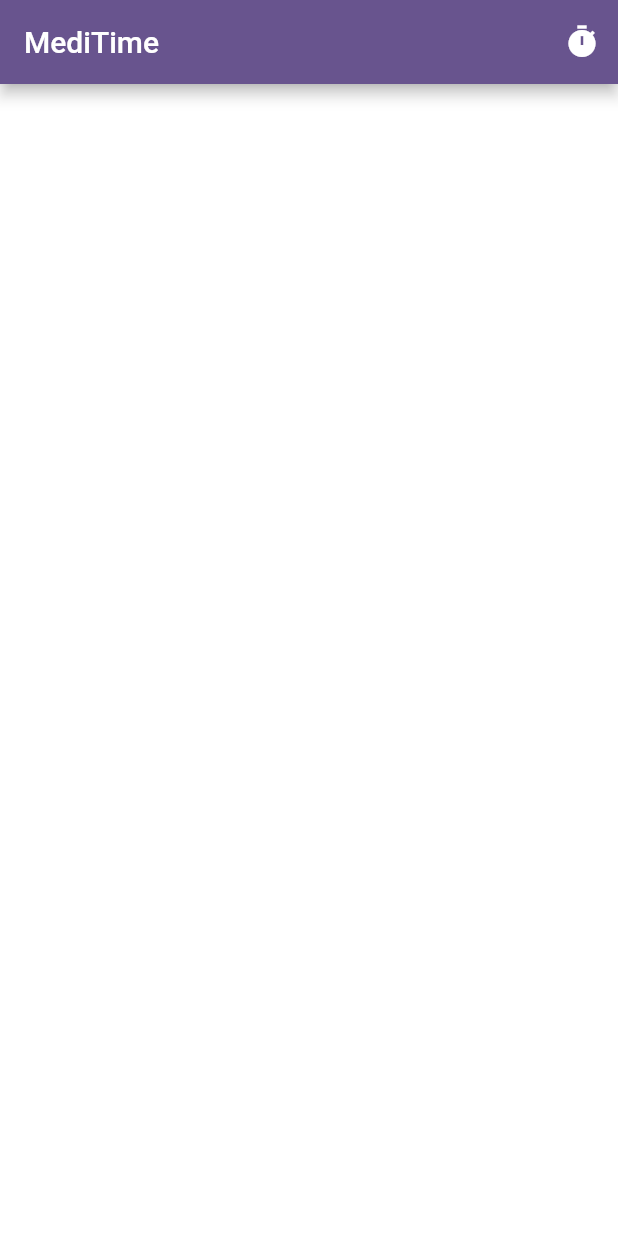
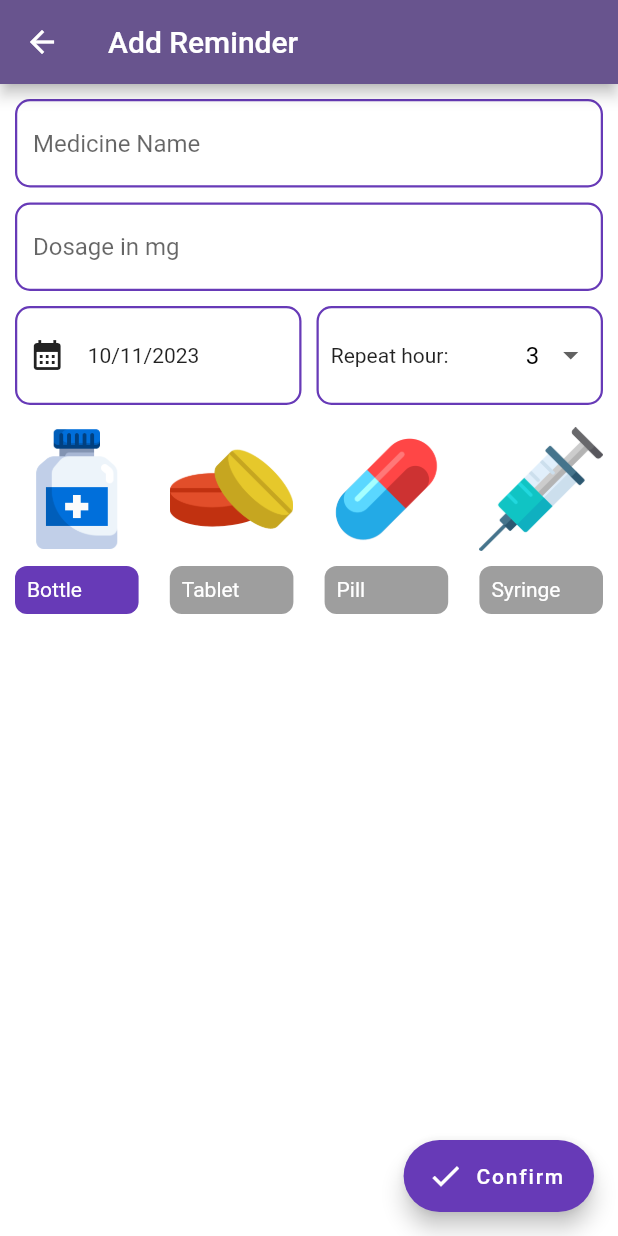
Before and after one commit to NouzNoushad/MediTime, a Flutter app: the screen it shows after launch, after a tap on the "timer" icon, on a phone screen of 412 x 824 dp. Run offline on Flutter 3.47's test engine with Material 2 defaults, Android fonts, the phone set to English and light mode, and no system bars.

Commit message:
add reminder screen

```diff
--- a/lib/config/routes/app_routes.dart
+++ b/lib/config/routes/app_routes.dart
@@ -1,6 +1,7 @@
 import 'package:flutter/material.dart';
 import 'package:medicine_reminder_app/config/routes/route_constants.dart';
-import 'package:medicine_reminder_app/presentation/reminder_home.dart';
+import 'package:medicine_reminder_app/presentation/add_medicine/add_medicine_screen.dart';
+import 'package:medicine_reminder_app/presentation/reminder_home/reminder_home.dart';
 import 'package:medicine_reminder_app/utils/colors.dart';
 
 class AppRoutes {
@@ -10,6 +11,10 @@ class AppRoutes {
         return MaterialPageRoute(
             settings: const RouteSettings(name: RouteConstants.home),
             builder: (context) => const MedicineReminderHome());
+      case RouteConstants.add:
+        return MaterialPageRoute(
+            settings: const RouteSettings(name: RouteConstants.add),
+            builder: (context) => const AddMedicineScreen());
       default:
         return MaterialPageRoute(
             builder: (context) => const Scaffold(
--- a/lib/config/routes/route_constants.dart
+++ b/lib/config/routes/route_constants.dart
@@ -1,3 +1,4 @@
 class RouteConstants {
   static const String home = '/home';
+  static const String add = '/add';
 }
--- /dev/null
+++ b/lib/models/medicine_type.dart
@@ -0,0 +1,6 @@
+class MedicineType {
+  final String image;
+  final String title;
+
+  MedicineType({required this.image, required this.title});
+}
--- /dev/null
+++ b/lib/presentation/add_medicine/add_medicine_screen.dart
@@ -0,0 +1,84 @@
+import 'package:flutter/material.dart';
+import 'package:medicine_reminder_app/presentation/add_medicine/components/date_time.dart';
+import 'package:medicine_reminder_app/presentation/widgets/app_bar.dart';
+import 'package:medicine_reminder_app/presentation/widgets/text_form_field.dart';
+import 'package:medicine_reminder_app/utils/colors.dart';
+import 'package:medicine_reminder_app/utils/constants.dart';
+import 'package:medicine_reminder_app/utils/extensions.dart';
+import 'package:medicine_reminder_app/utils/strings.dart';
+
+class AddMedicineScreen extends StatefulWidget {
+  const AddMedicineScreen({super.key});
+
+  @override
+  State<AddMedicineScreen> createState() => _AddMedicineScreenState();
+}
+
+class _AddMedicineScreenState extends State<AddMedicineScreen> {
+  TextEditingController nameController = TextEditingController();
+  TextEditingController dosageController = TextEditingController();
+  int selectedType = 0;
+  @override
+  Widget build(BuildContext context) {
+    return Scaffold(
+      backgroundColor: ColorPicker.backgroundColor,
+      floatingActionButton: FloatingActionButton.extended(
+        backgroundColor: ColorPicker.primaryColor,
+        label: const Text('Confirm'),
+        onPressed: () {},
+        icon: const Icon(Icons.check),
+      ),
+      appBar: appBar(title: AppStrings.addTitle, leading: true),
+      body: Padding(
+        padding: const EdgeInsets.all(10.0),
+        child: Column(children: [
+          MedicineTextField(
+              hintText: 'Medicine Name', controller: nameController),
+          h(10),
+          MedicineTextField(
+            hintText: 'Dosage in mg',
+            controller: dosageController,
+            keyboardType: TextInputType.number,
+          ),
+          h(10),
+          const ReminderDateAndTime(),
+          h(15),
+          Row(
+            mainAxisAlignment: MainAxisAlignment.spaceBetween,
+            children: [
+              ...medicineTypes.map((e) => GestureDetector(
+                    onTap: () {
+                      setState(() {
+                        selectedType = medicineTypes.indexOf(e);
+                      });
+                    },
+                    child: Column(
+                      children: [
+                        Image.asset(
+                          'assets/${e.image}',
+                          height: context.height * 0.1,
+                        ),
+                        h(10),
+                        Container(
+                            width: context.width * 0.2,
+                            padding: const EdgeInsets.all(8),
+                            decoration: BoxDecoration(
+                                borderRadius: BorderRadius.circular(8),
+                                color: selectedType == medicineTypes.indexOf(e)
+                                    ? ColorPicker.primaryColor
+                                    : ColorPicker.lightColor),
+                            child: Text(
+                              e.title,
+                              style: const TextStyle(
+                                  color: ColorPicker.backgroundColor),
+                            )),
+                      ],
+                    ),
+                  ))
+            ],
+          )
+        ]),
+      ),
+    );
+  }
+}
--- /dev/null
+++ b/lib/presentation/add_medicine/components/date_time.dart
@@ -0,0 +1,83 @@
+import 'package:flutter/material.dart';
+import 'package:medicine_reminder_app/utils/extensions.dart';
+
+import '../../../utils/colors.dart';
+import '../../../utils/constants.dart';
+
+class ReminderDateAndTime extends StatefulWidget {
+  const ReminderDateAndTime({super.key});
+
+  @override
+  State<ReminderDateAndTime> createState() => _ReminderDateAndTimeState();
+}
+
+class _ReminderDateAndTimeState extends State<ReminderDateAndTime> {
+  List<int> hours = [1, 2, 3, 4, 5, 6, 7, 8, 9, 10, 11, 12];
+  int dropdownValue = 3;
+  @override
+  Widget build(BuildContext context) {
+    return IntrinsicHeight(
+      child: SizedBox(
+        height: context.height * 0.08,
+        child: Row(
+          children: [
+            Expanded(
+                child: Container(
+              height: context.height,
+              padding: const EdgeInsets.all(8),
+              decoration: BoxDecoration(
+                borderRadius: BorderRadius.circular(10),
+                border: Border.all(width: 1.5, color: ColorPicker.primaryColor),
+              ),
+              child: Row(children: [
+                const Icon(Icons.calendar_month),
+                w(15),
+                const Expanded(child: Text('10/11/2023'))
+              ]),
+            )),
+            w(10),
+            Expanded(
+                child: Container(
+              height: context.height,
+              padding: const EdgeInsets.all(8),
+              decoration: BoxDecoration(
+                borderRadius: BorderRadius.circular(10),
+                border: Border.all(width: 1.5, color: ColorPicker.primaryColor),
+              ),
+              child: Row(
+                  mainAxisAlignment: MainAxisAlignment.spaceBetween,
+                  children: [
+                    const Text('Repeat hour:'),
+                    SizedBox(
+                      height: context.height * 0.3,
+                      child: DropdownButtonHideUnderline(
+                        child: DropdownButton<int>(
+                            isExpanded: false,
+                            value: dropdownValue,
+                            onChanged: (int? value) {
+                              setState(() {
+                                dropdownValue = value!;
+                              });
+                            },
+                            items: List.generate(
+                                hours.length,
+                                (index) => DropdownMenuItem<int>(
+                                      value: hours[index],
+                                      child: Center(
+                                        child: Text(
+                                          '${hours[index]}',
+                                          style: const TextStyle(
+                                              color: Colors.black),
+                                        ),
+                                      ),
+                                    ))),
+                      ),
+                    )
+                  ]),
+            )),
+          ],
+        ),
+      ),
+    );
+  }
+}
--- a/lib/presentation/reminder_home.dart
+++ /dev/null
@@ -1,19 +0,0 @@
-import 'package:flutter/material.dart';
-
-class MedicineReminderHome extends StatelessWidget {
-  const MedicineReminderHome({super.key});
-
-  @override
-  Widget build(BuildContext context) {
-    return Scaffold(
-      backgroundColor: Colors.white,
-      appBar: AppBar(
-        automaticallyImplyLeading: false,
-        title: const Text('MediTime'),
-        actions: [
-          IconButton(onPressed: () {}, icon: const Icon(Icons.timer)),
-        ],
-      ),
-    );
-  }
-}
--- /dev/null
+++ b/lib/presentation/reminder_home/reminder_home.dart
@@ -0,0 +1,24 @@
+import 'package:flutter/material.dart';
+import 'package:medicine_reminder_app/config/routes/route_constants.dart';
+import 'package:medicine_reminder_app/presentation/widgets/app_bar.dart';
+import 'package:medicine_reminder_app/utils/strings.dart';
+
+class MedicineReminderHome extends StatelessWidget {
+  const MedicineReminderHome({super.key});
+
+  @override
+  Widget build(BuildContext context) {
+    return Scaffold(
+        backgroundColor: Colors.white,
+        appBar: appBar(
+          title: AppStrings.appTitle,
+          actions: [
+            IconButton(
+                onPressed: () {
+                  Navigator.of(context).pushNamed(RouteConstants.add);
+                },
+                icon: const Icon(Icons.timer)),
+          ],
+        ));
+  }
+}
--- /dev/null
+++ b/lib/presentation/widgets/app_bar.dart
@@ -0,0 +1,11 @@
+import 'package:flutter/material.dart';
+
+AppBar appBar({
+  required String title,
+  List<Widget>? actions,
+  bool leading = false,
+}) => AppBar(
+        automaticallyImplyLeading: leading,
+        title: Text(title),
+        actions: actions,
+      );
--- /dev/null
+++ b/lib/presentation/widgets/text_form_field.dart
@@ -0,0 +1,25 @@
+import 'package:flutter/material.dart';
+
+import '../../utils/constants.dart';
+
+class MedicineTextField extends StatelessWidget {
+  final String hintText;
+  final TextEditingController controller;
+  final TextInputType? keyboardType;
+  const MedicineTextField({super.key,
+  required this.hintText,
+  this.keyboardType = TextInputType.text,
+  required this.controller});
+
+  @override
+  Widget build(BuildContext context) {
+    return TextFormField(
+      controller: controller,
+      keyboardType: keyboardType,
+      decoration: InputDecoration(
+          hintText: hintText,
+          enabledBorder: kOutlineInputBorder,
+          focusedBorder: kOutlineInputBorder),
+    );
+  }
+}
--- a/lib/utils/colors.dart
+++ b/lib/utils/colors.dart
@@ -4,4 +4,5 @@ class ColorPicker {
   static const Color seedColor = Colors.deepPurple;
   static const Color backgroundColor = Colors.white;
   static const Color primaryColor = Colors.deepPurple;
+  static const Color lightColor = Colors.grey;
 }
--- /dev/null
+++ b/lib/utils/constants.dart
@@ -0,0 +1,22 @@
+import 'package:flutter/material.dart';
+import 'package:medicine_reminder_app/models/medicine_type.dart';
+import 'package:medicine_reminder_app/utils/colors.dart';
+
+OutlineInputBorder kOutlineInputBorder = OutlineInputBorder(
+  borderRadius: BorderRadius.circular(10),
+  borderSide: const BorderSide(width: 1.5, color: ColorPicker.primaryColor),
+);
+
+SizedBox h(double height) => SizedBox(
+      height: height,
+    );
+SizedBox w(double width) => SizedBox(
+      width: width,
+    );
+
+List<MedicineType> medicineTypes = [
+  MedicineType(image: 'bottle.png', title: 'Bottle'),
+  MedicineType(image: 'medicine.png', title: 'Tablet'),
+  MedicineType(image: 'pill.png', title: 'Pill'),
+  MedicineType(image: 'syringe.png', title: 'Syringe'),
+];
--- /dev/null
+++ b/lib/utils/extensions.dart
@@ -0,0 +1,6 @@
+import 'package:flutter/material.dart';
+
+extension MediaQueryExt on BuildContext {
+  double get height => MediaQuery.of(this).size.height;
+  double get width => MediaQuery.of(this).size.width;
+}
--- /dev/null
+++ b/lib/utils/strings.dart
@@ -0,0 +1,4 @@
+class AppStrings {
+  static const String appTitle = 'MediTime';
+  static const String addTitle = 'Add Reminder';
+}
--- a/pubspec.yaml
+++ b/pubspec.yaml
@@ -63,8 +63,8 @@ flutter:
   uses-material-design: true
 
   # To add assets to your application, add an assets section, like this:
-  # assets:
-  #   - images/a_dot_burr.jpeg
+  assets:
+    - assets/
   #   - images/a_dot_ham.jpeg
 
   # An image asset can refer to one or more resolution-specific "variants", see
```
Also changed, not shown: assets/bottle.png (added), assets/medicine.png (added), assets/pill.png (added), assets/syringe.png (added).
